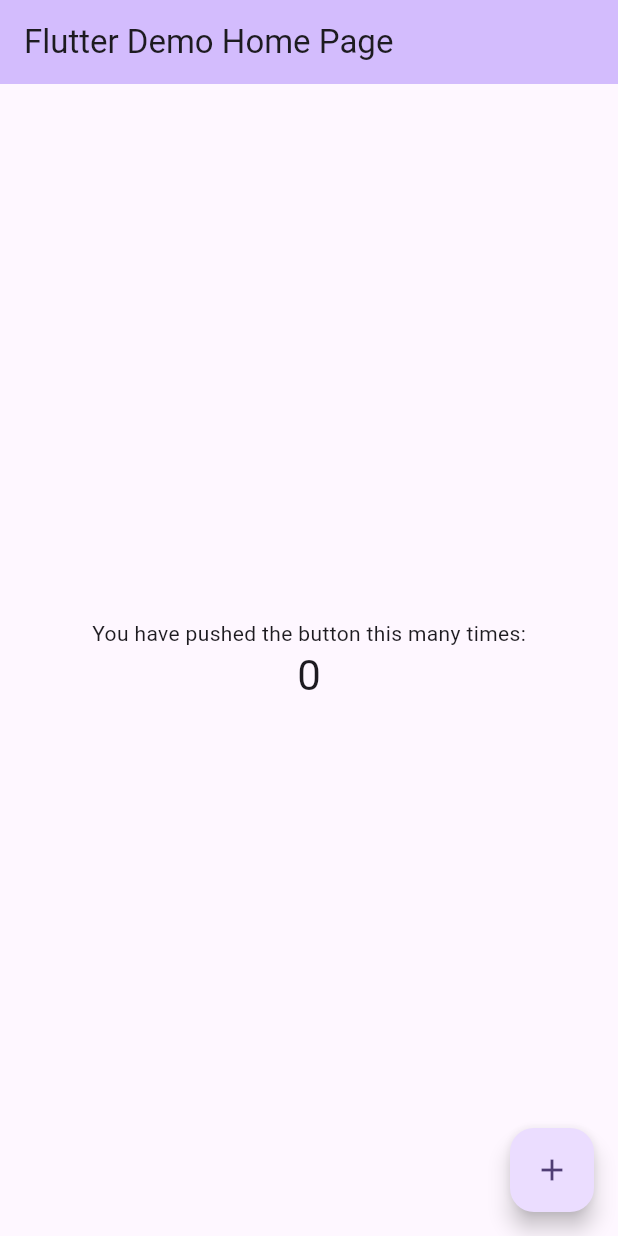
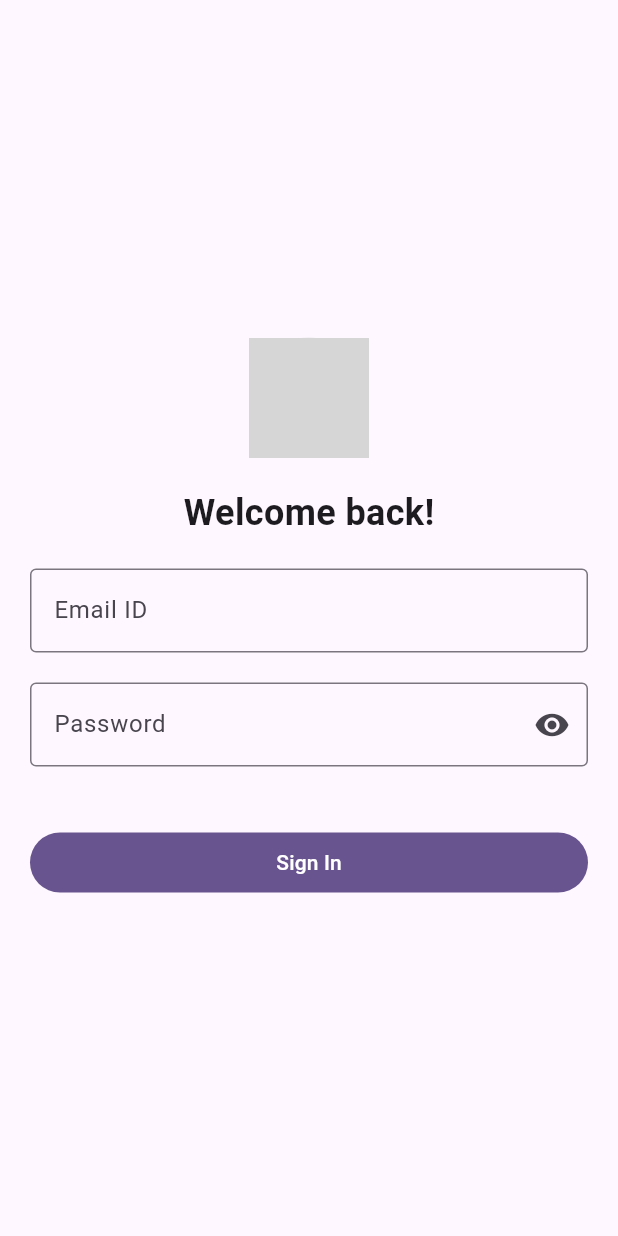
Before and after one commit to amashi996/defect_tracking_system, a Flutter app: the screen it shows after launch, on a phone screen of 412 x 824 dp. Run offline on Flutter 3.47's test engine with Material 3 defaults, Android fonts, the phone set to English and light mode, and no system bars; our stand-ins replace flutter_svg, shared_preferences; grey boxes are pictures that could not be loaded.

Commit message:
login splash and home page

```diff
--- /dev/null
+++ b/lib/constants/urls/urls.dart
@@ -0,0 +1,11 @@
+class Urls {
+  //static const String baseUrl = 'https://wioms-backend.onrender.com';
+  static const String baseUrl = 'http://localhost:5001';
+  static const String getAllProducts = '$baseUrl/api/products/get/all';
+
+  static const String loginUser = '$baseUrl/api/auth';
+
+  // static String getSingle(String productId) {
+  //   return baseUrl + '/api/products/get/single/' + productId.toString();
+  // }
+}
--- a/lib/main.dart
+++ b/lib/main.dart
@@ -1,70 +1,32 @@
+import 'package:defect_tracking_system/screens/auth/login.dart';
+import 'package:defect_tracking_system/screens/home.dart';
+import 'package:defect_tracking_system/screens/splash.dart';
+import 'package:defect_tracking_system/utils/app_route_observer.dart';
 import 'package:flutter/material.dart';
 
 void main() {
-  runApp(const MyApp());
+  runApp(const DefectTrackingApp());
 }
 
-class MyApp extends StatelessWidget {
-  const MyApp({super.key});
+class DefectTrackingApp extends StatelessWidget {
+  const DefectTrackingApp({super.key});
 
   // This widget is the root of your application.
   @override
   Widget build(BuildContext context) {
     return MaterialApp(
-      title: 'Flutter Demo',
+      title: 'Defect Tracking App',
+      navigatorObservers: [AppRouteObserver()],
+      routes: {
+        '/login': (_) => const LoginPage(),
+        '/home': (_) => const HomeScreen()
+      },
       theme: ThemeData(
         colorScheme: ColorScheme.fromSeed(seedColor: Colors.deepPurple),
         useMaterial3: true,
       ),
-      home: const MyHomePage(title: 'Flutter Demo Home Page'),
+      initialRoute: '/splash',
+      home: const SplashPage(),
     );
   }
 }
-
-class MyHomePage extends StatefulWidget {
-  const MyHomePage({super.key, required this.title});
-
-  final String title;
-
-  @override
-  State<MyHomePage> createState() => _MyHomePageState();
-}
-
-class _MyHomePageState extends State<MyHomePage> {
-  int _counter = 0;
-
-  void _incrementCounter() {
-    setState(() {
-      _counter++;
-    });
-  }
-
-  @override
-  Widget build(BuildContext context) {
-    return Scaffold(
-      appBar: AppBar(
-        backgroundColor: Theme.of(context).colorScheme.inversePrimary,
-        title: Text(widget.title),
-      ),
-      body: Center(
-        child: Column(
-          mainAxisAlignment: MainAxisAlignment.center,
-          children: <Widget>[
-            const Text(
-              'You have pushed the button this many times:',
-            ),
-            Text(
-              '$_counter',
-              style: Theme.of(context).textTheme.headlineMedium,
-            ),
-          ],
-        ),
-      ),
-      floatingActionButton: FloatingActionButton(
-        onPressed: _incrementCounter,
-        tooltip: 'Increment',
-        child: const Icon(Icons.add),
-      ),
-    );
-  }
-}
--- a/lib/screens/auth/login.dart
+++ b/lib/screens/auth/login.dart
@@ -0,0 +1,213 @@
+import 'dart:convert';
+
+import 'package:defect_tracking_system/constants/urls/urls.dart';
+import 'package:flutter/material.dart';
+import 'package:shared_preferences/shared_preferences.dart';
+import 'package:http/http.dart' as http;
+import 'package:flutter_svg/flutter_svg.dart';
+
+class LoginPage extends StatefulWidget {
+  const LoginPage({super.key});
+
+  @override
+  _LoginPageState createState() => _LoginPageState();
+}
+
+class _LoginPageState extends State<LoginPage> {
+  final TextEditingController _emailController = TextEditingController();
+  final TextEditingController _passwordController = TextEditingController();
+  bool _isLoading = false;
+  //bool _rememberMe = false;
+  bool _showPassword = true;
+
+  void _login() async {
+    setState(() {
+      _isLoading = true;
+    });
+
+    // Replace this URL with your actual API endpoint
+    final String apiUrl = Urls.loginUser;
+
+    final Map<String, String> data = {
+      'email': _emailController.text.trim(),
+      'password': _passwordController.text.trim(),
+    };
+
+    final http.Response response = await http.post(
+      Uri.parse(apiUrl),
+      headers: <String, String>{
+        'Content-Type': 'application/json; charset=UTF-8',
+      },
+      body: jsonEncode(data),
+    );
+
+    if (response.statusCode == 200) {
+      final Map<String, dynamic> responseData = json.decode(response.body);
+      final String token =
+          responseData['token']; // Extract token from 'data' object
+      // Save token to SharedPreferences
+      final SharedPreferences prefs = await SharedPreferences.getInstance();
+      await prefs.setString('token', token);
+
+      // Navigate to home page
+      Navigator.pushReplacementNamed(context, '/home');
+    } else {
+      // Show alert dialog for incorrect password
+      showDialog(
+        context: context,
+        builder: (BuildContext context) {
+          return AlertDialog(
+            title: const Text('Sign In Failed'),
+            content: const Text('Incorrect email or password.'),
+            actions: <Widget>[
+              TextButton(
+                onPressed: () {
+                  Navigator.of(context).pop();
+                },
+                child: const Text('OK'),
+              ),
+            ],
+          );
+        },
+      );
+    }
+
+    setState(() {
+      _isLoading = false;
+    });
+  }
+
+  @override
+  Widget build(BuildContext context) {
+    return Scaffold(
+      body: Center(
+        child: Padding(
+          padding: const EdgeInsets.all(20.0),
+          child: SizedBox(
+            width: 400,
+            child: Column(
+              mainAxisAlignment: MainAxisAlignment.center,
+              children: [
+                // Logo
+                ClipOval(
+                  child: SvgPicture.asset(
+                    'assets/logo.svg',
+                    height: 80,
+                    width: 80,
+                    fit: BoxFit.cover,
+                  ), // Replace with your logo asset path
+                ),
+                const SizedBox(height: 20),
+                // Welcome Text
+                const Text(
+                  'Welcome back!',
+                  style: TextStyle(
+                    fontSize: 24,
+                    fontWeight: FontWeight.bold,
+                  ),
+                ),
+                const SizedBox(height: 20),
+                // Username Field
+                TextField(
+                  keyboardType: TextInputType.emailAddress,
+                  controller: _emailController,
+                  decoration: const InputDecoration(
+                    labelText: 'Email ID',
+                    hintText: "username@domain.com",
+                    border: OutlineInputBorder(),
+                  ),
+                ),
+                const SizedBox(height: 20),
+                // Password Field
+                TextField(
+                  controller: _passwordController,
+                  obscureText: _showPassword,
+                  decoration: InputDecoration(
+                    labelText: 'Password',
+                    border: const OutlineInputBorder(),
+                    suffixIcon: GestureDetector(
+                      child: _showPassword
+                          ? const Icon(Icons.visibility)
+                          : const Icon(Icons.visibility_off),
+                      onTap: () {
+                        setState(() {
+                          _showPassword = !_showPassword;
+                        });
+                      },
+                    ),
+                  ),
+                ),
+                const SizedBox(height: 20),
+                // Remember Me and Forgot Password
+                // Row(
+                //   mainAxisAlignment: MainAxisAlignment.spaceBetween,
+                //   children: [
+                //     Row(
+                //       children: [
+                //         Checkbox(
+                //           value: _rememberMe,
+                //           onChanged: (bool? value) {
+                //             setState(() {
+                //               _rememberMe = value!;
+                //             });
+                //           },
+                //         ),
+                //         const Text('Remember me'),
+                //       ],
+                //     ),
+                //     GestureDetector(
+                //       onTap: () {
+                //         // Implement forgot password functionality here
+                //         print('Forgot Password Pressed');
+                //       },
+                //       child: const Text(
+                //         'Forgot Password?',
+                //         style: TextStyle(
+                //           color: Colors.blue,
+                //           //decoration: TextDecoration.underline,
+                //         ),
+                //       ),
+                //     ),
+                //   ],
+                // ),
+                const SizedBox(height: 20),
+                // Login Button
+                SizedBox(
+                  width: double.infinity,
+                  child: FilledButton(
+                    onPressed: _login,
+                    child: _isLoading
+                        ? const Padding(
+                            padding: EdgeInsets.all(5.0),
+                            child: Row(
+                              mainAxisSize: MainAxisSize.min,
+                              children: [
+                                SizedBox(
+                                  height: 20,
+                                  width: 20,
+                                  child: CircularProgressIndicator(
+                                    valueColor: AlwaysStoppedAnimation(
+                                      Colors.white,
+                                    ),
+                                    backgroundColor: Colors.blue,
+                                    strokeWidth: 3,
+                                  ),
+                                ),
+                                SizedBox(
+                                  width: 5,
+                                ),
+                                Text("Signing In..."),
+                              ],
+                            ),
+                          )
+                        : const Text('Sign In'),
+                  ),
+                ),
+              ],
+            ),
+          ),
+        ),
+      ),
+    );
+  }
+}
--- /dev/null
+++ b/lib/utils/app_route_observer.dart
@@ -0,0 +1,9 @@
+import 'package:flutter/material.dart';
+
+class AppRouteObserver extends RouteObserver<PageRoute> {
+  factory AppRouteObserver() => _instance;
+
+  AppRouteObserver._private();
+
+  static final AppRouteObserver _instance = AppRouteObserver._private();
+}
```
Also changed, not shown: analysis_options.yaml (+8 -1 lines), lib/screens/home.dart (added, +190 -0 lines), lib/screens/splash.dart (+42 -0 lines), pubspec.yaml (+5 -5 lines), pubspec.lock, 2 other files.
